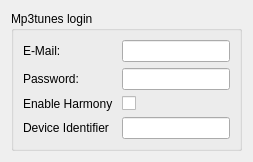
The window that src/servicebrowser/mp3tunes/Mp3tunesConfigWidget.ui (KDE/amarok) describes before a commit, drawn with Qt 5.
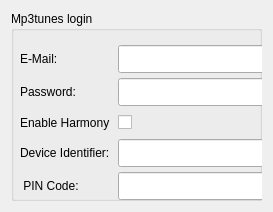
The same window after the commit.

Commit message: Mp3tunes Config changes. Added some more harmony specific settings.

Patch:
```diff
--- a/src/servicebrowser/mp3tunes/Mp3tunesConfigWidget.ui
+++ b/src/servicebrowser/mp3tunes/Mp3tunesConfigWidget.ui
@@ -5,8 +5,8 @@
    <rect>
     <x>0</x>
     <y>0</y>
-    <width>253</width>
-    <height>135</height>
+    <width>273</width>
+    <height>212</height>
    </rect>
   </property>
   <layout class="QGridLayout" >
@@ -15,48 +15,127 @@
      <property name="title" >
       <string>Mp3tunes login</string>
      </property>
-     <layout class="QGridLayout" >
-      <item row="0" column="0" >
        <widget class="QLabel" name="label" >
+      <property name="geometry" >
+       <rect>
+        <x>9</x>
+        <y>34</y>
+        <width>94</width>
+        <height>28</height>
+       </rect>
+      </property>
         <property name="text" >
          <string comment="The e-mail address for Mp3Tunes logins" >E-Mail:</string>
         </property>
        </widget>
-      </item>
-      <item row="0" column="1" >
-       <widget class="QLineEdit" name="emailEdit" />
-      </item>
-      <item row="1" column="0" >
+     <widget class="QLineEdit" name="emailEdit" >
+      <property name="geometry" >
+       <rect>
+        <x>107</x>
+        <y>34</y>
+        <width>149</width>
+        <height>28</height>
+       </rect>
+      </property>
+     </widget>
        <widget class="QLabel" name="label_2" >
+      <property name="geometry" >
+       <rect>
+        <x>9</x>
+        <y>67</y>
+        <width>94</width>
+        <height>28</height>
+       </rect>
+      </property>
         <property name="text" >
          <string comment="The Mp3Tunes password" >Password:</string>
         </property>
        </widget>
-      </item>
-      <item row="1" column="1" >
-       <widget class="QLineEdit" name="passwordEdit" />
-      </item>
-      <item row="2" column="0" >
+     <widget class="QLineEdit" name="passwordEdit" >
+      <property name="geometry" >
+       <rect>
+        <x>107</x>
+        <y>67</y>
+        <width>149</width>
+        <height>28</height>
+       </rect>
+      </property>
+     </widget>
        <widget class="QLabel" name="label_3" >
+      <property name="geometry" >
+       <rect>
+        <x>9</x>
+        <y>100</y>
+        <width>94</width>
+        <height>23</height>
+       </rect>
+      </property>
         <property name="text" >
          <string comment="Enable harmony" >Enable Harmony </string>
         </property>
        </widget>
-      </item>
-      <item row="2" column="1" >
-       <widget class="QCheckBox" name="enableHarmony" />
-      </item>
-      <item row="3" column="0" >
+     <widget class="QCheckBox" name="enableHarmony" >
+      <property name="geometry" >
+       <rect>
+        <x>107</x>
+        <y>100</y>
+        <width>149</width>
+        <height>23</height>
+       </rect>
+      </property>
+     </widget>
        <widget class="QLabel" name="label_3" >
+      <property name="geometry" >
+       <rect>
+        <x>9</x>
+        <y>128</y>
+        <width>94</width>
+        <height>28</height>
+       </rect>
+      </property>
         <property name="text" >
-         <string comment="Identifier" >Device Identifier</string>
-        </property>
-       </widget>
-      </item>
-      <item row="3" column="1" >
-       <widget class="QLineEdit" name="identifier" />
-      </item>
-     </layout>
+       <string comment="Identifier" >Device Identifier:</string>
+      </property>
+     </widget>
+     <widget class="QLineEdit" name="identifier" >
+      <property name="geometry" >
+       <rect>
+        <x>107</x>
+        <y>128</y>
+        <width>149</width>
+        <height>28</height>
+       </rect>
+      </property>
+      <property name="readOnly" >
+       <bool>true</bool>
+      </property>
+     </widget>
+     <widget class="QLineEdit" name="pinEdit" >
+      <property name="geometry" >
+       <rect>
+        <x>107</x>
+        <y>161</y>
+        <width>149</width>
+        <height>28</height>
+       </rect>
+      </property>
+      <property name="readOnly" >
+       <bool>true</bool>
+      </property>
+     </widget>
+     <widget class="QLabel" name="label_4" >
+      <property name="geometry" >
+       <rect>
+        <x>9</x>
+        <y>161</y>
+        <width>94</width>
+        <height>28</height>
+       </rect>
+      </property>
+      <property name="text" >
+       <string> PIN Code:</string>
+      </property>
+     </widget>
     </widget>
    </item>
   </layout>
```
Lines whose indentation alone changed are shown as unchanged. The commit also changes 4 other files.
